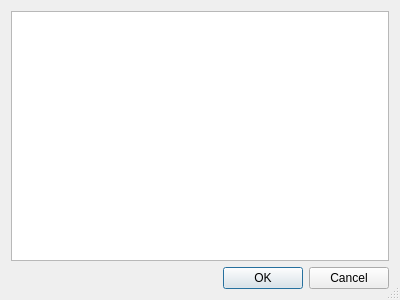
Before: the Qt Designer form studentsworkshopdialog.ui in Rezenter/GreatCombinator, drawn with Qt 5.
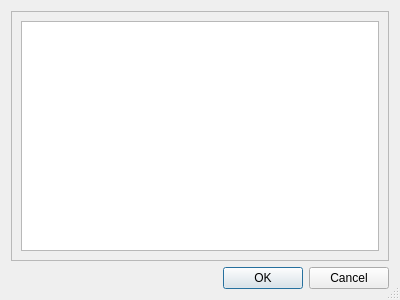
After: the same form once the commit is applied.

Commit message: added studentTimeTable support

```diff
--- a/studentsworkshopdialog.ui
+++ b/studentsworkshopdialog.ui
@@ -22,11 +22,30 @@
   <property name="modal">
    <bool>true</bool>
   </property>
-  <layout class="QGridLayout" name="gridLayout">
-   <item row="0" column="0">
-    <widget class="QTableWidget" name="table"/>
+  <layout class="QVBoxLayout" name="verticalLayout_2">
+   <item>
+    <widget class="QScrollArea" name="scrollArea">
+     <property name="widgetResizable">
+      <bool>true</bool>
+     </property>
+     <widget class="QWidget" name="scrollAreaWidgetContents">
+      <property name="geometry">
+       <rect>
+        <x>0</x>
+        <y>0</y>
+        <width>380</width>
+        <height>249</height>
+       </rect>
+      </property>
+      <layout class="QVBoxLayout" name="verticalLayout">
+       <item>
+        <widget class="QTableWidget" name="table"/>
+       </item>
+      </layout>
+     </widget>
+    </widget>
    </item>
-   <item row="1" column="0">
+   <item>
     <widget class="QDialogButtonBox" name="buttonBox">
      <property name="orientation">
       <enum>Qt::Horizontal</enum>
```
The commit also changes 7 other files.
